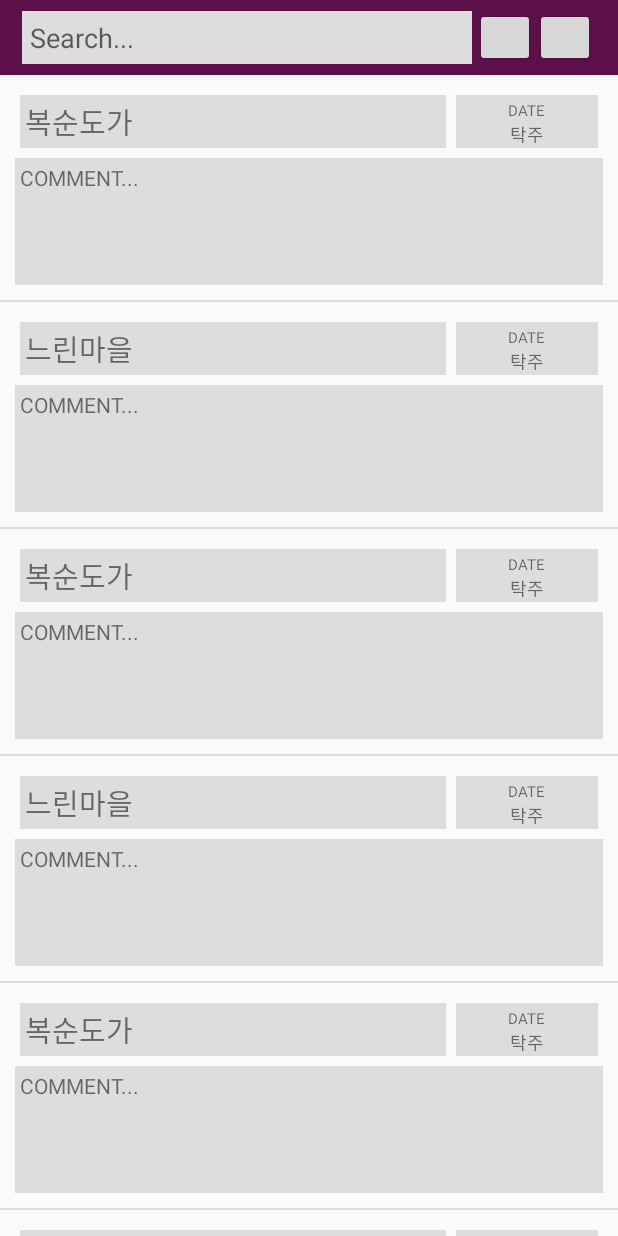
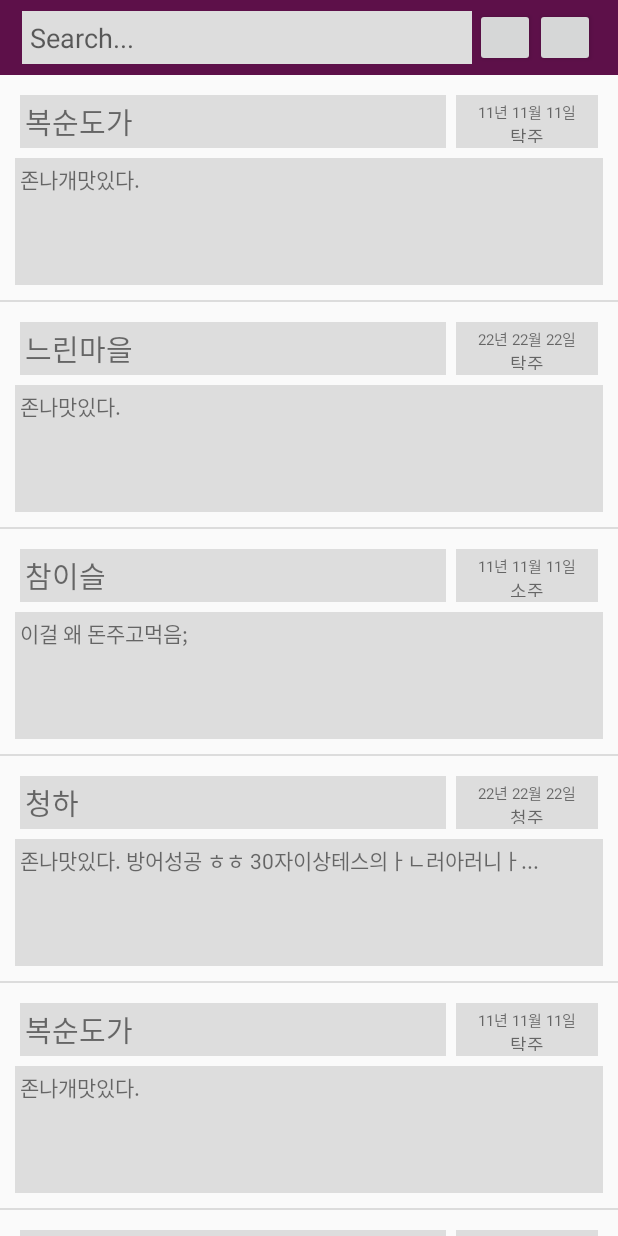
Before and after one commit to Merseong/Alcohol_List, an Android app: the screen it shows after launch (MainActivity), on a phone screen of 412 x 824 dp. Run offline under Robolectric (Android 15) with nearby library versions, the phone set to English and light mode, and no system bars.

Commit message:
make method GetDate, GetShortComment

```diff
--- a/AlcoholList/app/src/main/java/ku/merseong/alcohollist/Alcohol.java
+++ b/AlcoholList/app/src/main/java/ku/merseong/alcohollist/Alcohol.java
@@ -25,14 +25,15 @@ public class Alcohol
         AlcList.add(index, this);
     }
 
-    public String GetDate()
-    {
-        return "DATE";
-    }
+    public String GetDate() { return Integer.toString(dateNfeel.year) + "년 " + Integer.toString(dateNfeel.month) + "월 " + Integer.toString(dateNfeel.day) + "일"; }
 
     public String GetShortComment()
     {
-        return "COMMENT...";
+        int limit_len = 30;
+        if (limit_len > comment.length())
+            return comment;
+        else
+            return comment.substring(0, limit_len) + "...";
     }
 
     public static void delete(int index)
--- a/AlcoholList/app/src/main/java/ku/merseong/alcohollist/MainActivity.java
+++ b/AlcoholList/app/src/main/java/ku/merseong/alcohollist/MainActivity.java
@@ -25,14 +25,16 @@ public class MainActivity extends AppCompatActivity
 
         new Alcohol(1111111, "복순도가", Enums.AlcCategory.TAKJU, "NONE", "존나개맛있다.");
         new Alcohol(1222222, "느린마을", Enums.AlcCategory.TAKJU, "NONE", "존나맛있다.");
+        new Alcohol(1111111, "참이슬", Enums.AlcCategory.SOJU, "NONE", "이걸 왜 돈주고먹음;");
+        new Alcohol(1222222, "청하", Enums.AlcCategory.CHEONGJU, "Defense", "존나맛있다. 방어성공 ㅎㅎ 30자이상테스의ㅏㄴ러아러니ㅏ어리ㅏㅇ너ㅣㅏ리ㅏㅇ너ㅏㅣㄹ너어리ㅏㄴ런ㅇㄹㄴㅇㄹㄴㅇㄹ");
         new Alcohol(1111111, "복순도가", Enums.AlcCategory.TAKJU, "NONE", "존나개맛있다.");
         new Alcohol(1222222, "느린마을", Enums.AlcCategory.TAKJU, "NONE", "존나맛있다.");
+        new Alcohol(1111111, "참이슬", Enums.AlcCategory.SOJU, "NONE", "이걸 왜 돈주고먹음;");
+        new Alcohol(1222222, "청하", Enums.AlcCategory.CHEONGJU, "Defense", "존나맛있다. 방어성공 ㅎㅎ");
         new Alcohol(1111111, "복순도가", Enums.AlcCategory.TAKJU, "NONE", "존나개맛있다.");
         new Alcohol(1222222, "느린마을", Enums.AlcCategory.TAKJU, "NONE", "존나맛있다.");
-        new Alcohol(1111111, "복순도가", Enums.AlcCategory.TAKJU, "NONE", "존나개맛있다.");
-        new Alcohol(1222222, "느린마을", Enums.AlcCategory.TAKJU, "NONE", "존나맛있다.");
-        new Alcohol(1111111, "복순도가", Enums.AlcCategory.TAKJU, "NONE", "존나개맛있다.");
-        new Alcohol(1222222, "느린마을", Enums.AlcCategory.TAKJU, "NONE", "존나맛있다.");
+        new Alcohol(1111111, "참이슬", Enums.AlcCategory.SOJU, "NONE", "이걸 왜 돈주고먹음;");
+        new Alcohol(1222222, "청하", Enums.AlcCategory.CHEONGJU, "Defense", "존나맛있다. 방어성공 ㅎㅎ");
 
         m_oListView = (ListView)findViewById(R.id.listview1);
         ListAdapter oAdapter = new ListAdapter(Alcohol.AlcList);
```
